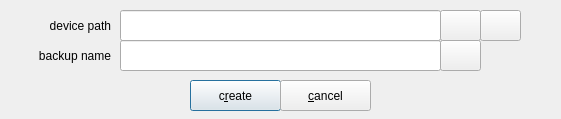
mhogomchungu/zuluCrypt, file zuluCrypt-gui/manageluksheader.ui: the form before one commit.
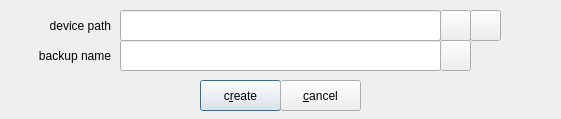
The form after the commit.

The edit to the form file:
```diff
--- a/zuluCrypt-gui/manageluksheader.ui
+++ b/zuluCrypt-gui/manageluksheader.ui
@@ -47,7 +47,7 @@
     <rect>
      <x>440</x>
      <y>40</y>
-     <width>41</width>
+     <width>31</width>
      <height>31</height>
     </rect>
    </property>
@@ -61,9 +61,9 @@
   <widget class="QPushButton" name="pbCreate">
    <property name="geometry">
     <rect>
-     <x>190</x>
+     <x>200</x>
      <y>80</y>
-     <width>91</width>
+     <width>81</width>
      <height>31</height>
     </rect>
    </property>
@@ -82,7 +82,7 @@
     <rect>
      <x>280</x>
      <y>80</y>
-     <width>91</width>
+     <width>81</width>
      <height>31</height>
     </rect>
    </property>
@@ -127,7 +127,7 @@
     <rect>
      <x>440</x>
      <y>10</y>
-     <width>41</width>
+     <width>31</width>
      <height>31</height>
     </rect>
    </property>
@@ -138,9 +138,9 @@
   <widget class="QPushButton" name="pushButtonPartition">
    <property name="geometry">
     <rect>
-     <x>480</x>
+     <x>470</x>
      <y>10</y>
-     <width>41</width>
+     <width>31</width>
      <height>31</height>
     </rect>
    </property>
```
